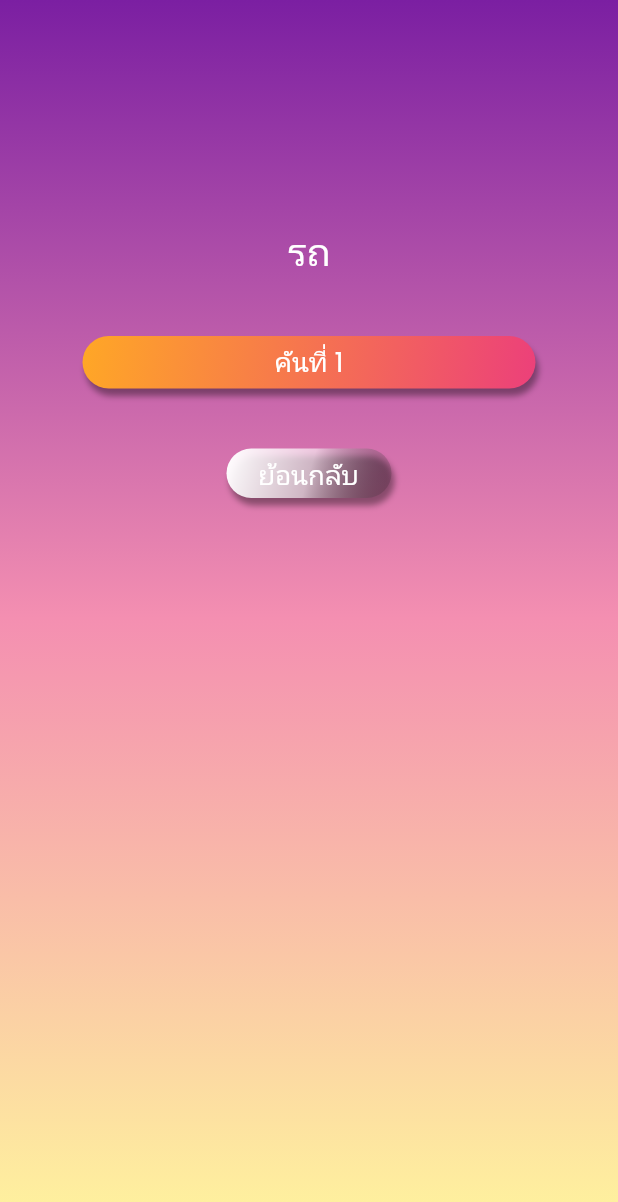
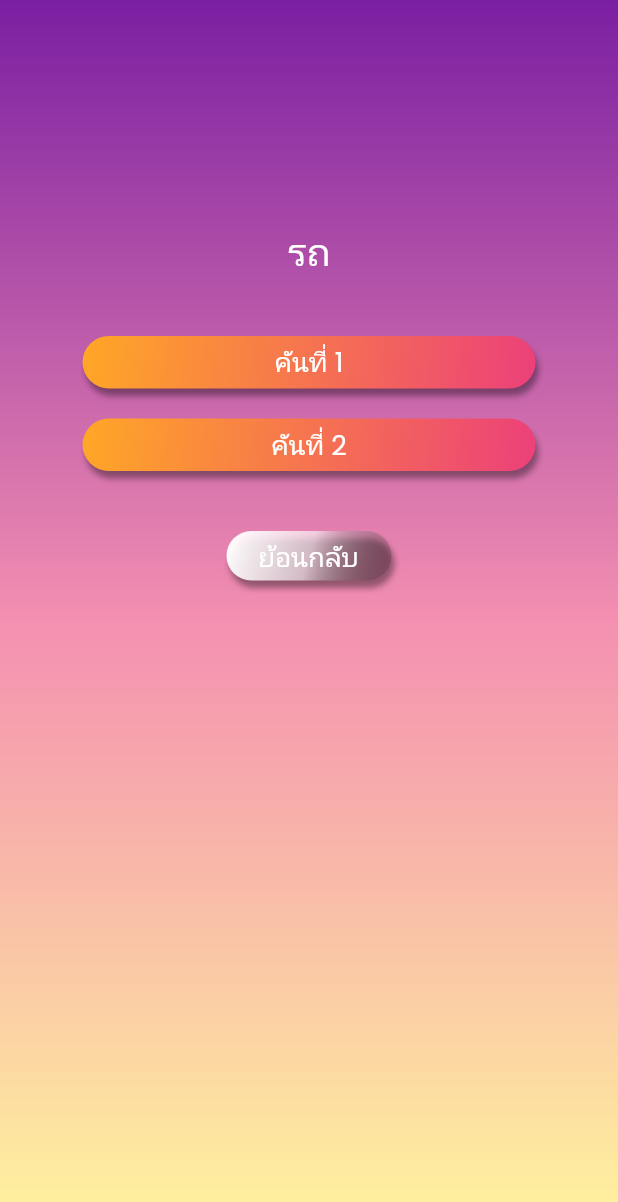
Before and after one commit to piyawatbol/cartraking, a Flutter app: the DriverScreen screen opened directly, on a phone screen of 412 x 824 dp. Shown: the top 1202 px of the screen. Run offline on Flutter 3.47's test engine with Material 2 defaults, Android fonts, the phone set to English and light mode, and no system bars; our stand-ins replace fluttertoast, geolocator, google_fonts, google_maps_flutter.

Commit message:
เพิ่มหน้าเเมพ

```diff
--- a/lib/screen/menu_screen/driver_screen.dart
+++ b/lib/screen/menu_screen/driver_screen.dart
@@ -1,5 +1,6 @@
 // ignore_for_file: prefer_const_constructors_in_immutables, prefer_const_constructors
 // ignore_for_file: prefer_const_literals_to_create_immutables
+import 'package:cartrackingapp/screen/map_screen/driver_map.dart';
 import 'package:flutter/material.dart';
 import 'package:google_fonts/google_fonts.dart';
 
@@ -43,6 +44,44 @@ class _DriverScreenState extends State<DriverScreen> {
                   height: 40,
                 ),
                 GestureDetector(
+                  onTap: () {
+                    Navigator.push(context,
+                        MaterialPageRoute(builder: (BuildContext context) {
+                      return DriverMap();
+                    }));
+                  },
+                  child: Container(
+                    width: double.infinity,
+                    height: 35,
+                    decoration: BoxDecoration(
+                        boxShadow: [
+                          BoxShadow(
+                            color: Colors.black38,
+                            blurRadius: 3,
+                            offset: Offset(2, 5), // Shadow position
+                          ),
+                        ],
+                        borderRadius: BorderRadius.circular(20),
+                        gradient: LinearGradient(
+                            begin: Alignment.topLeft,
+                            end: Alignment.bottomRight,
+                            colors: [
+                              Colors.orange.shade400,
+                              Colors.pink.shade400
+                            ])),
+                    child: Center(
+                        child: Text("คันที่ 1",
+                            style: GoogleFonts.poppins(
+                                textStyle: TextStyle(
+                              fontSize: 18,
+                              color: Colors.white,
+                            )))),
+                  ),
+                ),
+                SizedBox(
+                  height: 20,
+                ),
+                GestureDetector(
                   onTap: () {},
                   child: Container(
                     width: double.infinity,
@@ -64,7 +103,7 @@ class _DriverScreenState extends State<DriverScreen> {
                               Colors.pink.shade400
                             ])),
                     child: Center(
-                        child: Text("คันที่ 1",
+                        child: Text("คันที่ 2",
                             style: GoogleFonts.poppins(
                                 textStyle: TextStyle(
                               fontSize: 18,
--- a/pubspec.yaml
+++ b/pubspec.yaml
@@ -37,6 +37,8 @@ dependencies:
   flutter_svg: ^1.0.3
   http: ^0.13.4
   fluttertoast: ^8.0.9
+  google_maps_flutter: ^2.1.3
+  geolocator: ^8.2.0
 
 dev_dependencies:
   flutter_test:
```
Also changed, not shown: lib/screen/map_screen/driver_map.dart (added, +137 -0 lines), pubspec.lock, 6 other files.
